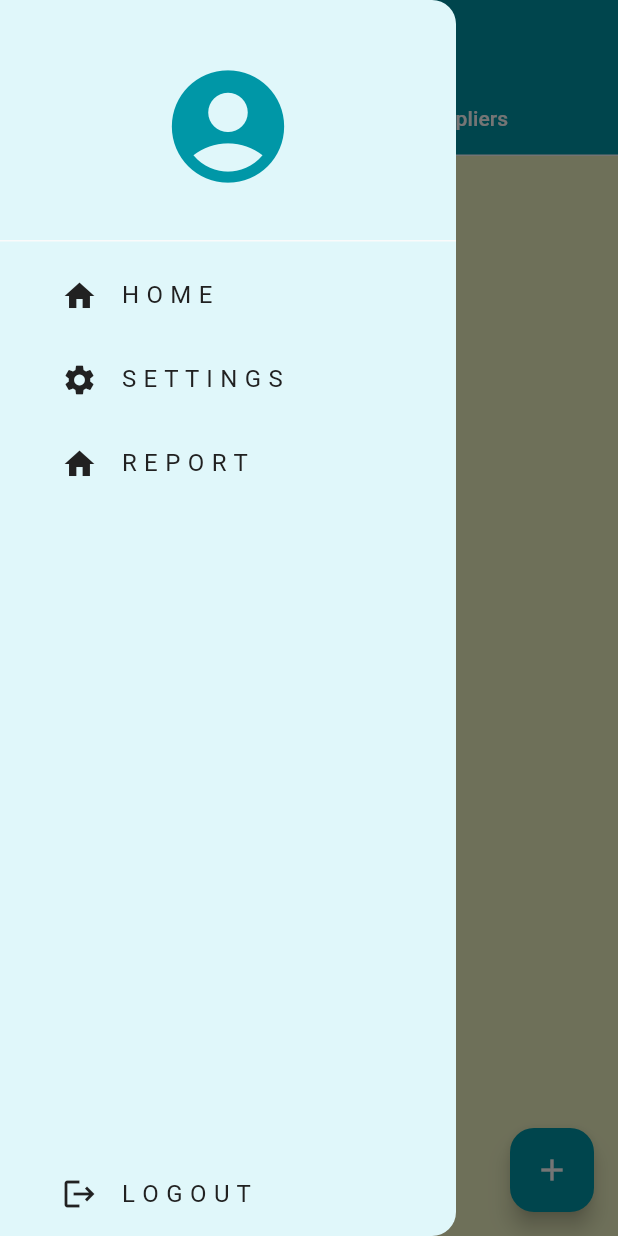
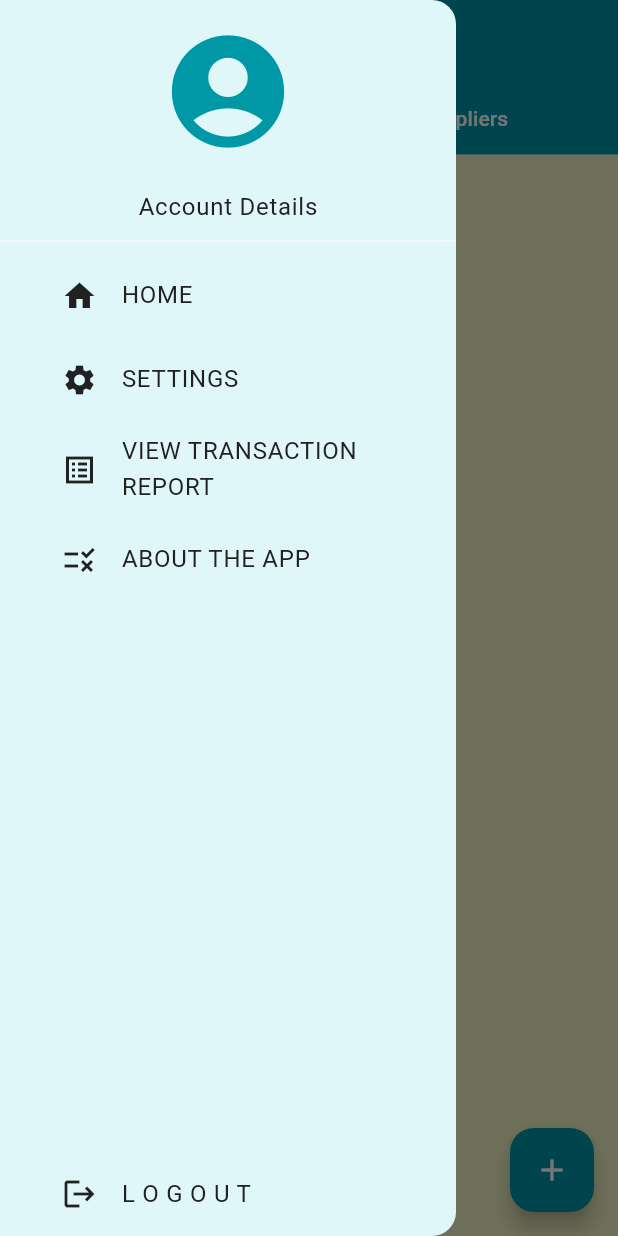
Before and after one commit to kushalkothari26/book_keeper, a Flutter app: the screen it shows once a user with an empty profile is signed in, with the side drawer open, on a phone screen of 412 x 824 dp. Run offline on Flutter 3.47's test engine with Material 3 defaults, Android fonts, the phone set to English and light mode, and no system bars; our stand-ins replace cloud_firestore, firebase_auth, firebase_core, flutter_local_notifications, get, google_sign_in; missing offline and left inert: whatsapp_share2; accounts and stored records are empty.

Commit message:
25/04/24

```diff
--- a/lib/components/my_drawer.dart
+++ b/lib/components/my_drawer.dart
@@ -4,6 +4,7 @@ import 'package:google_sign_in/google_sign_in.dart';
 import 'package:book_keeper/pages/settings_page.dart';
 import 'package:book_keeper/pages/account_page.dart';
 import 'package:book_keeper/pages/report_page.dart';
+import 'package:book_keeper/pages/about_page.dart';
 class MyDrawer extends StatelessWidget {
   MyDrawer({super.key});
   final user=FirebaseAuth.instance.currentUser;
@@ -25,12 +26,18 @@ class MyDrawer extends StatelessWidget {
                     onTap: (){
                       Navigator.pop(context);
                       Navigator.push(context,MaterialPageRoute(builder: (context)=>const AccountDetailsPage()));},
-                    child: Icon(Icons.account_circle,color: Theme.of(context).colorScheme.primary,size: 90,)),
+                    child: Column(
+                      children: [
+                        Icon(Icons.account_circle,color: Theme.of(context).colorScheme.primary,size: 90,),
+                        const SizedBox(height: 20,),
+                        const Text('Account Details')
+                      ],
+                    )),
               )),
               Padding(
                 padding: const EdgeInsets.only(left: 25),
                 child: ListTile(
-                  title: const Text("H O M E"),
+                  title: const Text("HOME"),
                   leading: const Icon(Icons.home),
                   onTap: (){
                     Navigator.pop(context);
@@ -40,7 +47,7 @@ class MyDrawer extends StatelessWidget {
               Padding(
                 padding: const EdgeInsets.only(left: 25),
                 child: ListTile(
-                  title: const Text("S E T T I N G S"),
+                  title: const Text("SETTINGS"),
                   leading: const Icon(Icons.settings),
                   onTap: (){
                     Navigator.pop(context);
@@ -51,11 +58,22 @@ class MyDrawer extends StatelessWidget {
               Padding(
                 padding: const EdgeInsets.only(left: 25),
                 child: ListTile(
-                  title: const Text("R E P O R T"),
-                  leading: const Icon(Icons.home),
+                  title: const Text("VIEW TRANSACTION REPORT"),
+                  leading: const Icon(Icons.list_alt_sharp),
                   onTap: (){
                     Navigator.pop(context);
-                    Navigator.push(context,MaterialPageRoute(builder: (context)=>ReportPage()));
+                    Navigator.push(context,MaterialPageRoute(builder: (context)=>const ReportPage()));
+                  },
+                ),
+              ),
+              Padding(
+                padding: const EdgeInsets.only(left: 25),
+                child: ListTile(
+                  title: const Text("ABOUT THE APP"),
+                  leading: const Icon(Icons.rule),
+                  onTap: (){
+                    Navigator.pop(context);
+                    Navigator.push(context,MaterialPageRoute(builder: (context)=>const AboutPage()));
                   },
                 ),
               ),
--- /dev/null
+++ b/lib/pages/about_page.dart
@@ -0,0 +1,14 @@
+import 'package:flutter/material.dart';
+class AboutPage extends StatelessWidget {
+  const AboutPage({super.key});
+
+  @override
+  Widget build(BuildContext context) {
+    return Scaffold(
+      appBar:AppBar(
+        title: const Text('About The App'),
+      ),
+      body: const Text('this is an app which acts as a ledger which stores transaction'),
+    );
+  }
+}
--- a/lib/pages/chat_page.dart
+++ b/lib/pages/chat_page.dart
@@ -106,7 +106,7 @@ class _ChatPageState extends State<ChatPage> {
                                 context,
                                 MaterialPageRoute(
                                   builder: (context) =>
-                                      IndReportPage(chatID: widget.chatID),
+                                      IndReportPage(chatID: widget.chatID,chatName: widget.chatName,),
                                 ),
                               );
                             },
@@ -246,7 +246,7 @@ class _ChatPageState extends State<ChatPage> {
                           context: context,
                           builder: (context) => AlertDialog(
                             title: const Text('No Reminder Needed'),
-                            content: const Text('The total given is not greater than the total received.'),
+                            content: const Text('You owe them and not the other way around.'),
                             actions: <Widget>[
                               TextButton(
                                 onPressed: () => Navigator.pop(context),
--- a/lib/pages/ind_report_page.dart
+++ b/lib/pages/ind_report_page.dart
@@ -12,7 +12,8 @@ final FlutterLocalNotificationsPlugin flutterLocalNotificationsPlugin=FlutterLoc
 class IndReportPage extends StatefulWidget {
 
   final String chatID;
-  const IndReportPage({super.key,required this.chatID});
+  final String chatName;
+  const IndReportPage({super.key,required this.chatID,required this.chatName});
 
   @override
   State<IndReportPage> createState() => _IndReportPageState();
@@ -27,7 +28,7 @@ class _IndReportPageState extends State<IndReportPage> {
   DateTime? _startDate;
   DateTime? _endDate;
 
-  List<Map<String, dynamic>> _messages = [];
+  List<Map<String, dynamic>> _transactions = [];
 
   @override
   Widget build(BuildContext context) {
@@ -119,14 +120,14 @@ class _IndReportPageState extends State<IndReportPage> {
                           onPressed: () async {
                             if (_startDate != null && _endDate != null) {
                               setState(() {
-                                _messages = [];
+                                _transactions = [];
                               });
                               List<Map<String, dynamic>> fetchedMessages =
                               await _messageService.getTransactionsWithDate(widget.chatID,_startDate!, _endDate!);
                               setState(() {
-                                _messages = fetchedMessages;
+                                _transactions = fetchedMessages;
                               });
-
+                              LocalNotification.showBigTextNotification(title: 'Notification', body: 'Report Generated Successfully', fln: flutterLocalNotificationsPlugin);
                             } else {
                               ScaffoldMessenger.of(context).showSnackBar(
                                 const SnackBar(content: Text('Please select both start and end dates.')),
@@ -139,14 +140,13 @@ class _IndReportPageState extends State<IndReportPage> {
                         ElevatedButton(
                           onPressed: () async {
                             await _generateAndSavePDF(userDetails['name'],userDetails['businessname'],userDetails['address'],userDetails['phno']);
-                            LocalNotification.showBigTextNotification(title: 'PDF Downloaded', body: 'Saved in Downloads', fln: flutterLocalNotificationsPlugin);
                           },
                           child: const Text('Download Report'),
                         ),
                       ],
                     ),
                     const SizedBox(height: 16.0),
-                    if (_messages.isNotEmpty)
+                    if (_transactions.isNotEmpty)
                       Column(
                         crossAxisAlignment: CrossAxisAlignment.start,
                         children: [
@@ -170,7 +170,7 @@ class _IndReportPageState extends State<IndReportPage> {
                               ),
                             ),
                           ),
-
+                          Text('Business  Contact Name :${widget.chatName}'),
                           SingleChildScrollView(
                             scrollDirection: Axis.horizontal,
                             child: DataTable(
@@ -180,14 +180,14 @@ class _IndReportPageState extends State<IndReportPage> {
                                 DataColumn(label: Text('Debit')),
                                 DataColumn(label: Text('Credit')),
                               ],
-                              rows: _messages.map<DataRow>((message) {
-                                DateTime dt = (message['timestamp'] as Timestamp).toDate();
-                                bool isDebit = message['gave'];
-                                double amount = double.parse(message['amount']);
+                              rows: _transactions.map<DataRow>((transaction) {
+                                DateTime dt = (transaction['timestamp'] as Timestamp).toDate();
+                                bool isDebit = transaction['gave'];
+                                double amount = double.parse(transaction['amount']);
                                 return DataRow(
                                   cells: [
                                     DataCell(Text('$dt')),
-                                    DataCell(Text('${message['comment']}')),
+                                    DataCell(Text('${transaction['comment']}')),
                                     isDebit ? DataCell(Text('₹$amount')) : const DataCell(Text('')),
                                     isDebit ? const DataCell(Text('')) : DataCell(Text('₹$amount')),
                                   ],
@@ -231,25 +231,26 @@ class _IndReportPageState extends State<IndReportPage> {
               pw.Text('Address: $badd'),
               pw.Text('Statement:', style: pw.TextStyle(fontWeight: pw.FontWeight.bold, fontSize: 16.0)),
               pw.SizedBox(height: 8.0),
+              pw.Text('Business  Contact Name :${widget.chatName}'),
               pw.Table(
                 border: const pw.TableBorder(),
                 children: [
                   pw.TableRow(
                       children: [
                         pw.Text('Date'),
-                        pw.Text('Name'),
+                        pw.Text('Description'),
                         pw.Text('Debit'),
                         pw.Text('Credit'),
                       ]
                   ),
-                  ..._messages.map((message) {
-                    DateTime dt = (message['timestamp'] as Timestamp).toDate();
-                    bool isDebit = message['gave'];
-                    double amount = double.parse(message['amount']);
+                  ..._transactions.map((transaction) {
+                    DateTime dt = (transaction['timestamp'] as Timestamp).toDate();
+                    bool isDebit = transaction['gave'];
+                    double amount = double.parse(transaction['amount']);
                     return pw.TableRow(
                       children: [
                         pw.Text('$dt'),
-                        pw.Text('${message['name']}'),
+                        pw.Text('${transaction['comment']}'),
                         isDebit ? pw.Text('$amount'): pw.Text(''),
                         isDebit ? pw.Text('') : pw.Text('$amount'),
                       ],
@@ -270,7 +271,7 @@ class _IndReportPageState extends State<IndReportPage> {
       outputDir.createSync(recursive: true);
     }
 
-    final file = File('${outputDir.path}/ledger_report.pdf');
+    final file = File('${outputDir.path}/ledger_report_${widget.chatName}.pdf');
     await file.writeAsBytes(await pdf.save());
     ScaffoldMessenger.of(context).showSnackBar(const SnackBar(content: Text('PDF saved to Downloads folder.')));
     LocalNotification.showBigTextNotification(title: 'PDF Downloaded', body: 'Tap to open it', fln: flutterLocalNotificationsPlugin);
@@ -284,9 +285,9 @@ class _IndReportPageState extends State<IndReportPage> {
 
   double _calculateTotalDebit() {
     double totalDebit = 0;
-    for (var message in _messages) {
-      if (message['gave']) {
-        totalDebit += double.parse(message['amount']);
+    for (var transaction in _transactions) {
+      if (transaction['gave']) {
+        totalDebit += double.parse(transaction['amount']);
       }
     }
     return totalDebit;
@@ -294,9 +295,9 @@ class _IndReportPageState extends State<IndReportPage> {
 
   double _calculateTotalCredit() {
     double totalCredit = 0;
-    for (var message in _messages) {
-      if (!message['gave']) {
-        totalCredit += double.parse(message['amount']);
+    for (var transaction in _transactions) {
+      if (!transaction['gave']) {
+        totalCredit += double.parse(transaction['amount']);
       }
     }
     return totalCredit;
--- a/lib/pages/report_page.dart
+++ b/lib/pages/report_page.dart
@@ -6,7 +6,9 @@ import 'package:cloud_firestore/cloud_firestore.dart';
 import 'package:firebase_auth/firebase_auth.dart';
 import 'package:flutter/material.dart';
 import 'package:pdf/widgets.dart' as pw;
-
+import 'package:flutter_local_notifications/flutter_local_notifications.dart';
+import 'package:book_keeper/services/locnot_service.dart';
+final FlutterLocalNotificationsPlugin flutterLocalNotificationsPlugin=FlutterLocalNotificationsPlugin();
 class ReportPage extends StatefulWidget {
   const ReportPage({super.key});
 
@@ -27,6 +29,7 @@ class _ReportPageState extends State<ReportPage> {
 
   @override
   Widget build(BuildContext context) {
+    LocalNotification.initialize(flutterLocalNotificationsPlugin);
     return Scaffold(
       appBar: AppBar(
         title: Text('Transaction Report',style: TextStyle(color: Theme.of(context).colorScheme.onPrimary),),
@@ -142,6 +145,7 @@ class _ReportPageState extends State<ReportPage> {
                               setState(() {
                                 _messages = fetchedMessages;
                               });
+                              LocalNotification.showBigTextNotification(title: 'Notification', body: 'Report Generated Successfully', fln: flutterLocalNotificationsPlugin);
                             } else {
                               ScaffoldMessenger.of(context).showSnackBar(
                                 const SnackBar(content: Text('Please select both start and end dates.')),
@@ -153,7 +157,13 @@ class _ReportPageState extends State<ReportPage> {
                         const SizedBox(width: 10,),
                         ElevatedButton(
                           onPressed: () async {
-                            await _generateAndSavePDF(userDetails['name'],userDetails['businessname'],userDetails['address'],userDetails['phno']);
+                            if (_startDate != null && _endDate != null) {
+                              await _generateAndSavePDF(userDetails['name'],userDetails['businessname'],userDetails['address'],userDetails['phno']);
+                            } else {
+                              ScaffoldMessenger.of(context).showSnackBar(
+                                const SnackBar(content: Text('Please select both start and end dates.')),
+                              );
+                            }
                           },
                           child: const Text('Download Report'),
                         ),
@@ -255,14 +265,14 @@ class _ReportPageState extends State<ReportPage> {
                       pw.Text('Credit'),
                     ]
                   ),
-                  ..._messages.map((message) {
-                    DateTime dt = (message['timestamp'] as Timestamp).toDate();
-                    bool isDebit = message['gave'];
-                    double amount = double.parse(message['amount']);
+                  ..._messages.map((transaction) {
+                    DateTime dt = (transaction['timestamp'] as Timestamp).toDate();
+                    bool isDebit = transaction['gave'];
+                    double amount = double.parse(transaction['amount']);
                     return pw.TableRow(
                       children: [
                         pw.Text('$dt'),
-                        pw.Text('${message['name']}'),
+                        pw.Text('${transaction['name']}'),
                         isDebit ? pw.Text('$amount'): pw.Text(''),
                         isDebit ? pw.Text('') : pw.Text('$amount'),
                       ],
@@ -282,10 +292,11 @@ class _ReportPageState extends State<ReportPage> {
     if (!outputDir.existsSync()) {
       outputDir.createSync(recursive: true);
     }
-
-    final file = File('${outputDir.path}/ledger_report.pdf');
+    String n='ledger_report_.pdf';
+    final file = File('${outputDir.path}/$n');
     await file.writeAsBytes(await pdf.save());
     ScaffoldMessenger.of(context).showSnackBar(const SnackBar(content: Text('PDF saved to Downloads folder.')));
+    LocalNotification.showBigTextNotification(title: 'Notification', body: 'PDF Downloaded', fln: flutterLocalNotificationsPlugin);
     // final output = await getTemporaryDirectory();
     // print(output.path);
     // final file = File('${output.path}/bank_statement.pdf');
```
Also changed, not shown: lib/pages/homepage.dart (+4 -5 lines), 1 other file.
